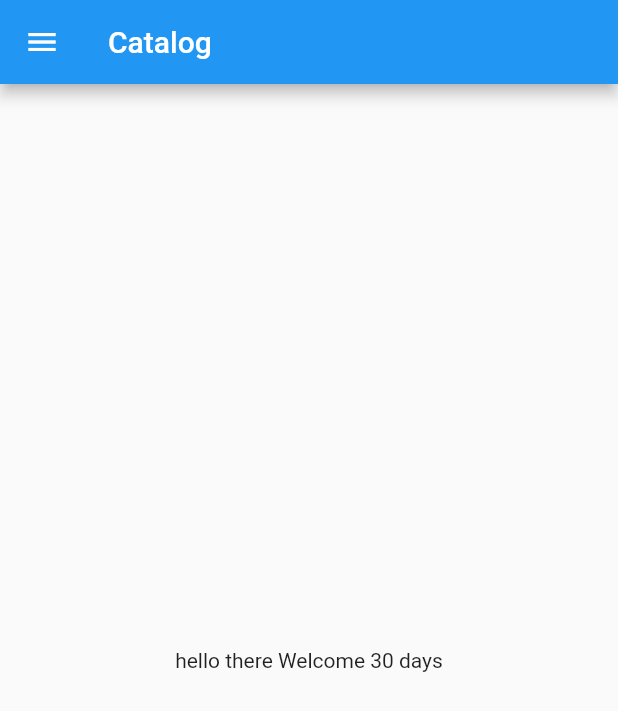
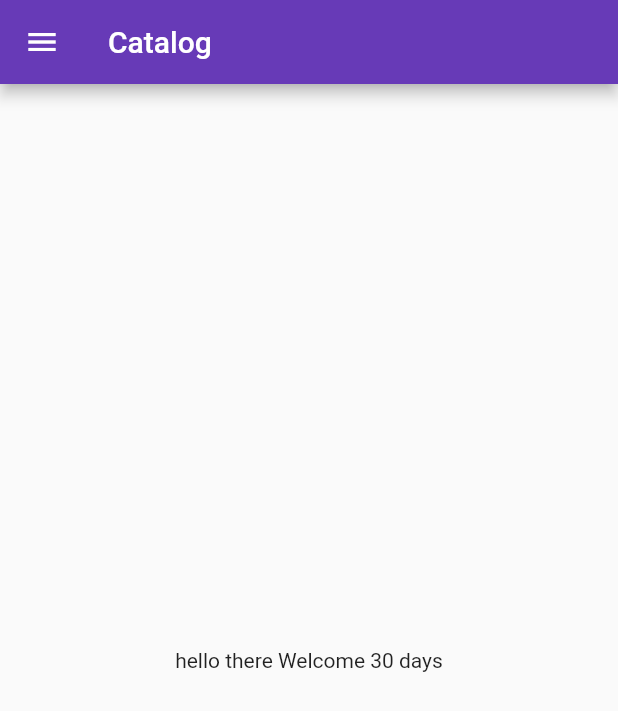
Before and after one commit to sagar7161/flutter_repo_catalog, a Flutter app: the screen it shows after launch, on a phone screen of 412 x 824 dp. Shown: the top 711 px of the screen. Run offline on Flutter 3.47's test engine with Material 2 defaults, Android fonts, the phone set to English and light mode, and no system bars.

Commit message:
Day-3 Completed

```diff
--- a/lib/main.dart
+++ b/lib/main.dart
@@ -1,5 +1,6 @@
 import 'package:flutter/material.dart';
-import 'package:flutter_catalog/home_page.dart';
+import 'package:flutter_catalog/pages/home_page.dart';
+import 'package:flutter_catalog/pages/login_page.dart';
 
 void main() {
   runApp(MyApp());
@@ -9,7 +10,16 @@ class MyApp extends StatelessWidget {
   @override
   Widget build(BuildContext context) {
     return MaterialApp(
-      home: HomePage(),
+      // home: HomePage(),  // default route
+      themeMode: ThemeMode.light,
+      theme: ThemeData(primarySwatch: Colors.deepPurple),
+      darkTheme: ThemeData(brightness: Brightness.dark),
+      initialRoute: "/home",
+      routes: {
+        "/": (context) => LoginPage(),
+        "/home": (context) => HomePage(),
+        "/login": (context) => LoginPage(),
+      },
     );
   }
 }
```
Also changed, not shown: lib/pages/login_page.dart (added, +17 -0 lines), lib/pages/home_page.dart (renamed from lib/home_page.dart).
